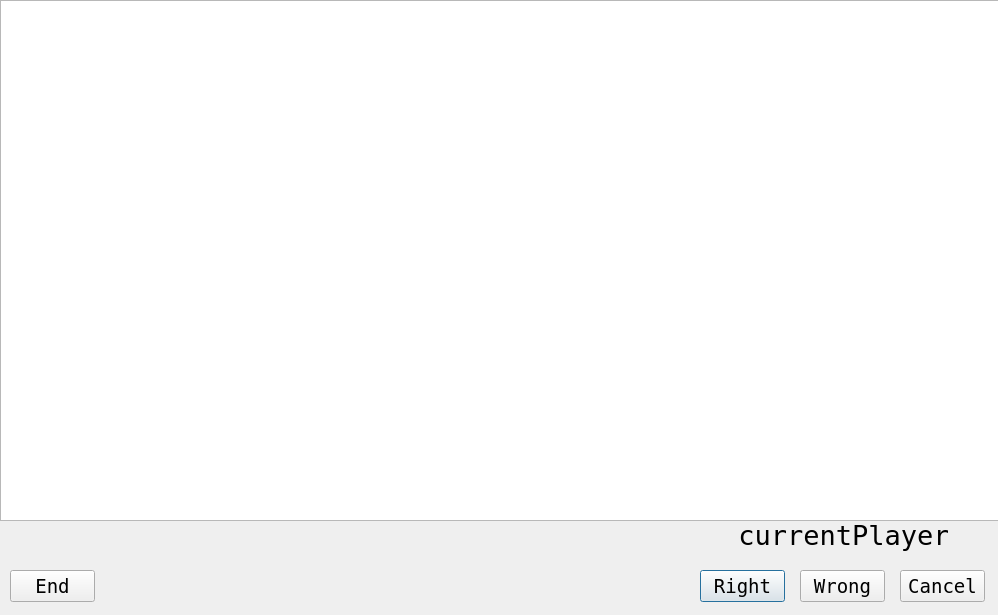
This is answer.ui in chlange/jeopardy as Qt 5 draws it before an edit. The edited form follows.
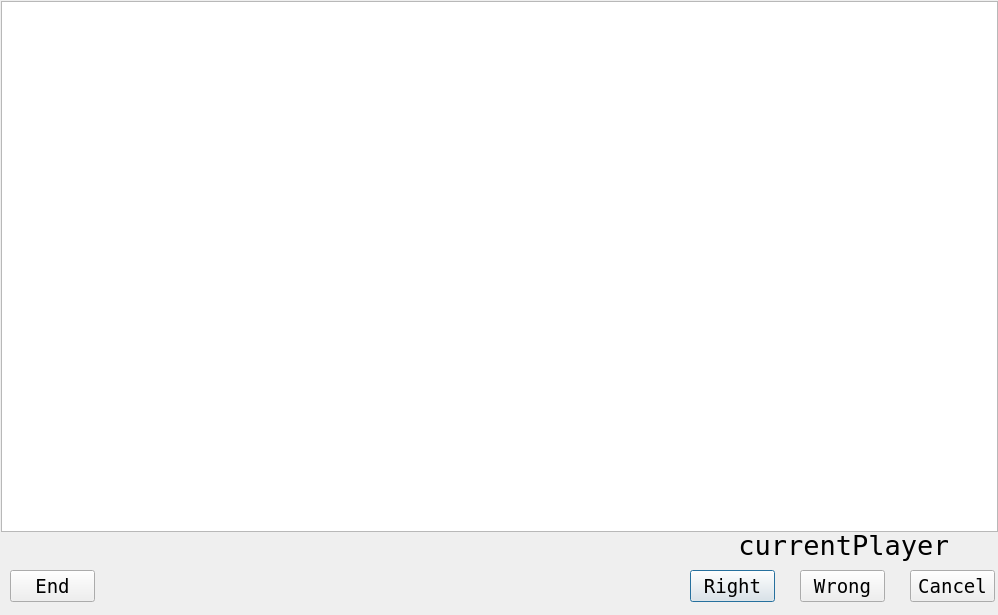
This is the edited form. Icons and pictures are not drawn.

Commit message: Fixed: Image will be resized if too big for graphicView

What changed in the file:
```diff
--- a/answer.ui
+++ b/answer.ui
@@ -11,7 +11,7 @@
    </rect>
   </property>
   <property name="sizePolicy">
-   <sizepolicy hsizetype="Expanding" vsizetype="Expanding">
+   <sizepolicy hsizetype="Fixed" vsizetype="Fixed">
     <horstretch>0</horstretch>
     <verstretch>0</verstretch>
    </sizepolicy>
@@ -22,6 +22,12 @@
     <height>615</height>
    </size>
   </property>
+  <property name="maximumSize">
+   <size>
+    <width>998</width>
+    <height>615</height>
+   </size>
+  </property>
   <property name="contextMenuPolicy">
    <enum>Qt::NoContextMenu</enum>
   </property>
@@ -35,7 +41,7 @@
   <widget class="QPushButton" name="buttonRight">
    <property name="geometry">
     <rect>
-     <x>700</x>
+     <x>690</x>
      <y>570</y>
      <width>85</width>
      <height>32</height>
@@ -156,7 +162,7 @@
    <property name="geometry">
     <rect>
      <x>740</x>
-     <y>520</y>
+     <y>530</y>
      <width>208</width>
      <height>31</height>
     </rect>
@@ -177,7 +183,7 @@
   <widget class="QPushButton" name="buttonCancel">
    <property name="geometry">
     <rect>
-     <x>900</x>
+     <x>910</x>
      <y>570</y>
      <width>85</width>
      <height>32</height>
@@ -204,10 +210,10 @@
   <widget class="QGraphicsView" name="graphicsView">
    <property name="geometry">
     <rect>
-     <x>0</x>
-     <y>0</y>
-     <width>1001</width>
-     <height>521</height>
+     <x>1</x>
+     <y>1</y>
+     <width>997</width>
+     <height>531</height>
     </rect>
    </property>
   </widget>
```
The commit also changes 2 other files.
